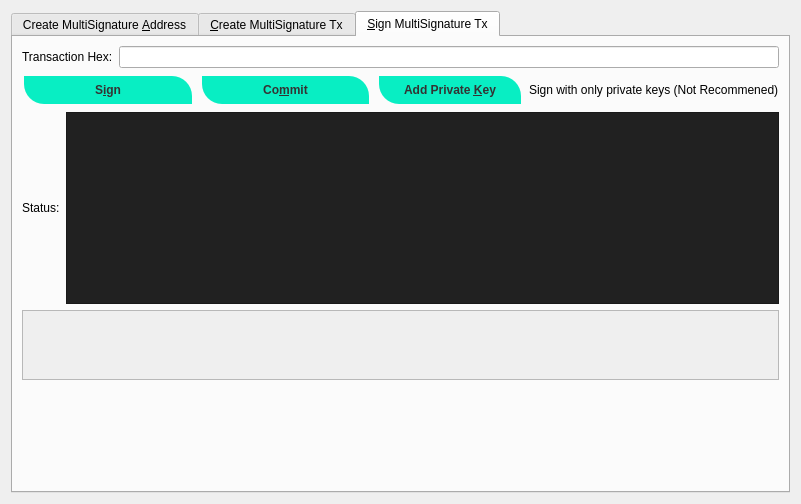
The window that src/qt/forms/multisigdialog.ui (zestfoundation/ZestCoin) describes before a commit, drawn with Qt 5.
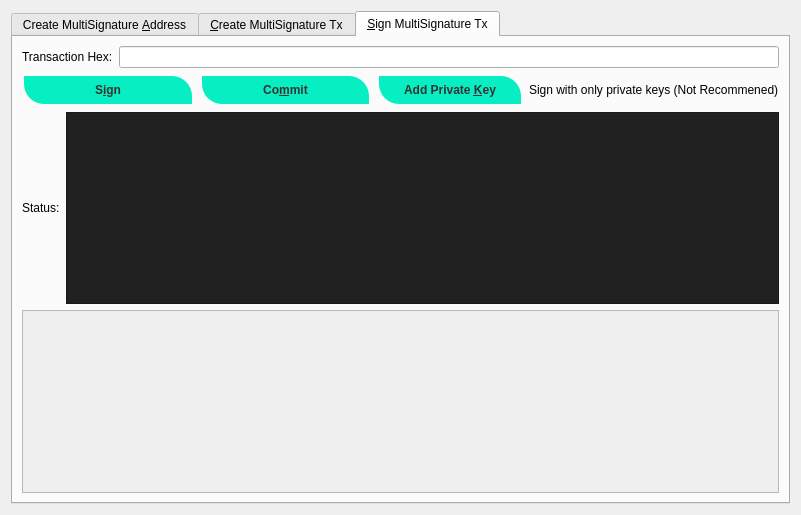
The same window after the commit. The open tabs and pages were chosen to show the change. Icons and pictures are not drawn.

Commit message: [multisig] Fixed Dynamic Screen Elements Issue

```diff
--- a/src/qt/forms/multisigdialog.ui
+++ b/src/qt/forms/multisigdialog.ui
@@ -7,7 +7,7 @@
     <x>0</x>
     <y>0</y>
     <width>801</width>
-    <height>504</height>
+    <height>515</height>
    </rect>
   </property>
   <property name="sizePolicy">
@@ -1138,6 +1138,9 @@
                <verstretch>0</verstretch>
               </sizepolicy>
              </property>
+             <property name="sizeAdjustPolicy">
+              <enum>QAbstractScrollArea::AdjustToContents</enum>
+             </property>
              <property name="widgetResizable">
               <bool>true</bool>
              </property>
@@ -1147,7 +1150,7 @@
                 <x>0</x>
                 <y>0</y>
                 <width>755</width>
-                <height>68</height>
+                <height>168</height>
                </rect>
               </property>
               <layout class="QVBoxLayout" name="verticalLayout_9">
@@ -1162,7 +1165,7 @@
                  <property name="sizeHint" stdset="0">
                   <size>
                    <width>20</width>
-                   <height>40</height>
+                   <height>20</height>
                   </size>
                  </property>
                 </spacer>
@@ -1175,19 +1178,6 @@
          </item>
         </layout>
        </item>
-       <item>
-        <spacer name="verticalSpacer_2">
-         <property name="orientation">
-          <enum>Qt::Vertical</enum>
-         </property>
-         <property name="sizeHint" stdset="0">
-          <size>
-           <width>20</width>
-           <height>40</height>
-          </size>
-         </property>
-        </spacer>
-       </item>
       </layout>
      </widget>
     </widget>
```
Left out of the diff: 22 changed lines with no effect on the pictures. The commit also changes 1 other file.
